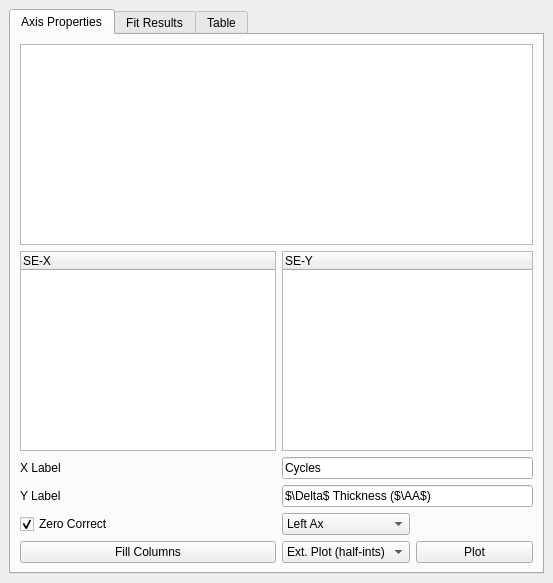
This is src/Ui_Files/DockWidgets/Ui/dw_SE.ui in austinmcano/GGG as Qt 5 draws it before an edit. The edited form follows.
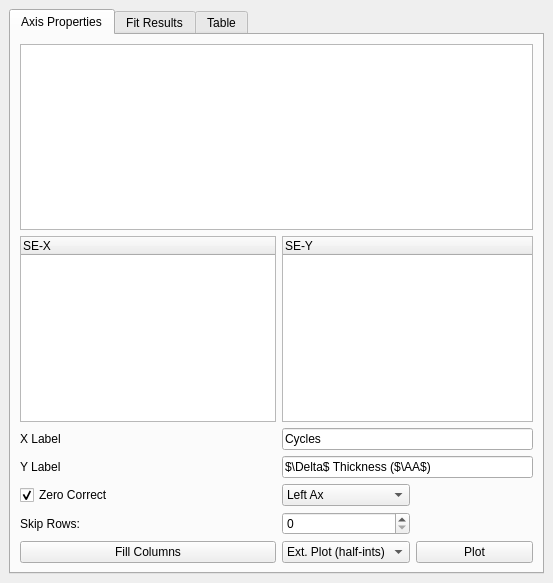
This is the edited form.

```diff
--- a/src/Ui_Files/DockWidgets/Ui/dw_SE.ui
+++ b/src/Ui_Files/DockWidgets/Ui/dw_SE.ui
@@ -143,6 +143,16 @@
           </item>
          </widget>
         </item>
+        <item row="8" column="1">
+         <widget class="QLabel" name="label_7">
+          <property name="text">
+           <string>Skip Rows: </string>
+          </property>
+         </widget>
+        </item>
+        <item row="8" column="2">
+         <widget class="QSpinBox" name="skip_rows_sb"/>
+        </item>
        </layout>
       </widget>
       <widget class="QWidget" name="tab_2">
@@ -211,9 +221,6 @@
         <item row="8" column="0" colspan="3">
          <widget class="QTextEdit" name="fit_results_TE"/>
         </item>
-        <item row="4" column="2">
-         <widget class="QSpinBox" name="skip_rows_sb"/>
-        </item>
         <item row="7" column="0" colspan="3">
          <widget class="QTextBrowser" name="textBrowser">
           <property name="maximumSize">
@@ -298,13 +305,6 @@
           </property>
          </widget>
         </item>
-        <item row="4" column="0">
-         <widget class="QLabel" name="label_7">
-          <property name="text">
-           <string>Skip Rows: </string>
-          </property>
-         </widget>
-        </item>
         <item row="6" column="1">
          <widget class="QDoubleSpinBox" name="doubleSpinBox_2">
           <property name="maximum">
```
